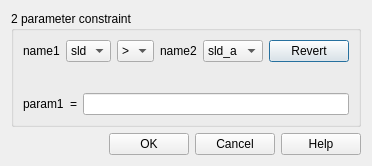
Old version of the form src/sas/qtgui/Perspectives/Fitting/UI/ComplexConstraintUI.ui in the repository SasView/sasview.
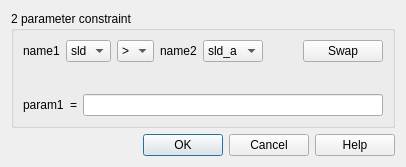
New version of the form.

What changed in the file:
```diff
--- a/src/sas/qtgui/Perspectives/Fitting/UI/ComplexConstraintUI.ui
+++ b/src/sas/qtgui/Perspectives/Fitting/UI/ComplexConstraintUI.ui
@@ -6,8 +6,8 @@
    <rect>
     <x>0</x>
     <y>0</y>
-    <width>359</width>
-    <height>166</height>
+    <width>406</width>
+    <height>167</height>
    </rect>
   </property>
   <property name="windowTitle">
@@ -91,7 +91,7 @@
         <item>
          <widget class="QPushButton" name="cmdRevert">
           <property name="text">
-           <string>Revert</string>
+           <string>Swap</string>
           </property>
          </widget>
         </item>
@@ -164,6 +164,9 @@
        <property name="text">
         <string>OK</string>
        </property>
+       <property name="default">
+        <bool>true</bool>
+       </property>
       </widget>
      </item>
      <item>
```
